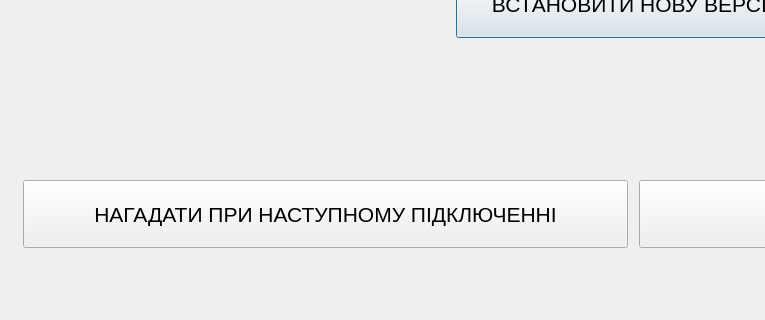
The window that UpdateDialog/dialog.ui (Pylyp-Roboneers/Update) describes before a commit, drawn with Qt 5; both pictures show x 0 to 765 and y 480 to 800 of the 1280 by 800 pixel window.
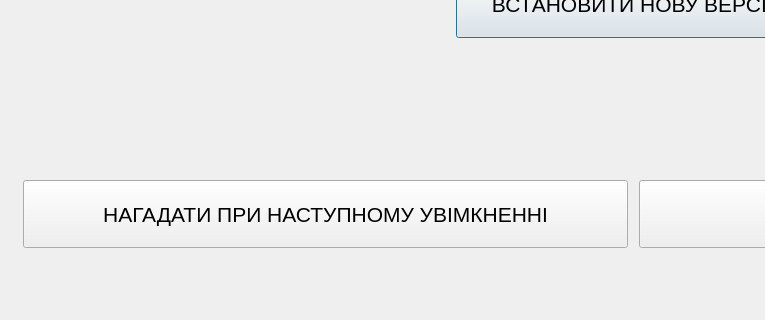
The same window after the commit.

Commit message: designer dialog style, tested, README corrected

```diff
--- a/UpdateDialog/dialog.ui
+++ b/UpdateDialog/dialog.ui
@@ -46,7 +46,7 @@
     </font>
    </property>
    <property name="text">
-    <string>НАГАДАТИ ПРИ НАСТУПНОМУ ПІДКЛЮЧЕННІ</string>
+    <string>НАГАДАТИ ПРИ НАСТУПНОМУ УВІМКНЕННІ</string>
    </property>
   </widget>
   <widget class="QPushButton" name="pushButton_3">
```
The commit also changes 1 other file.
